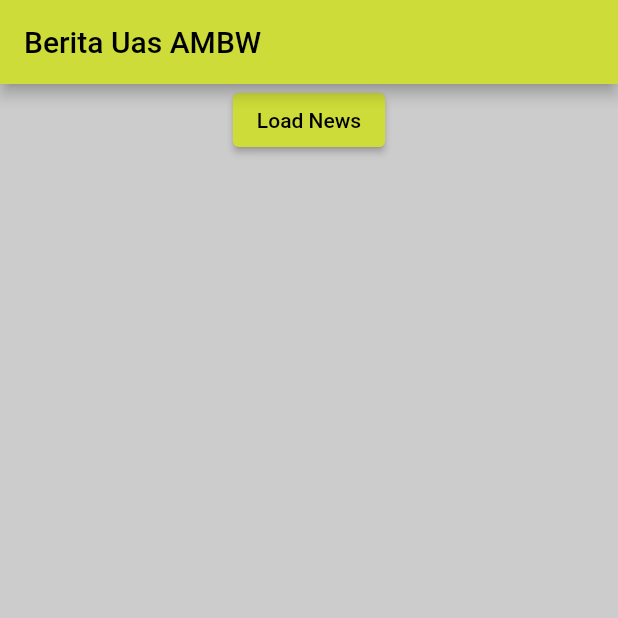
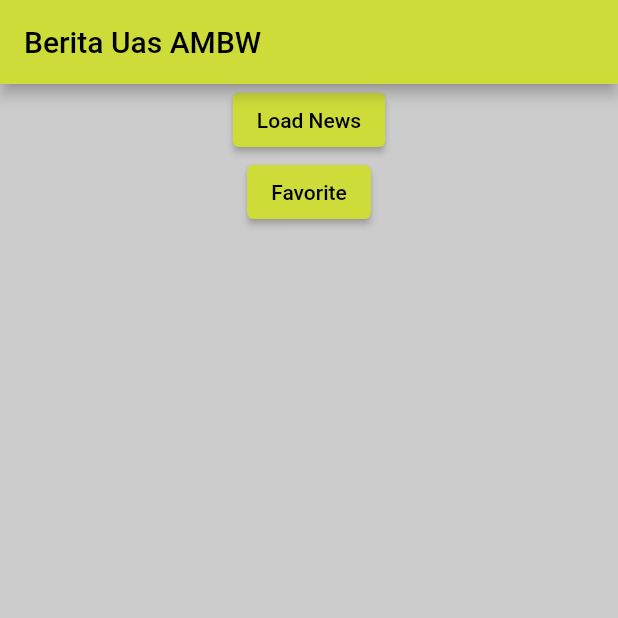
Before and after one commit to WilliaTMC146/C14190146_uas_AMBW, a Flutter app: the screen it shows after launch, on a phone screen of 412 x 824 dp, the top half of it. Run offline on Flutter 3.47's test engine with Material 2 defaults, Android fonts, the light colour scheme and no system bars.

Commit message:
button ke halaman favorite

```diff
--- a/uas_flutter/lib/main.dart
+++ b/uas_flutter/lib/main.dart
@@ -57,6 +57,7 @@ class _MyAppState extends State<MyApp> {
                   readJson();
                 },
                 child: Text("Load News")),
+            ElevatedButton(onPressed: () {}, child: Text("Favorite")),
             listdata.isNotEmpty
                 ? Expanded(
                     child: ListView.builder(
```
